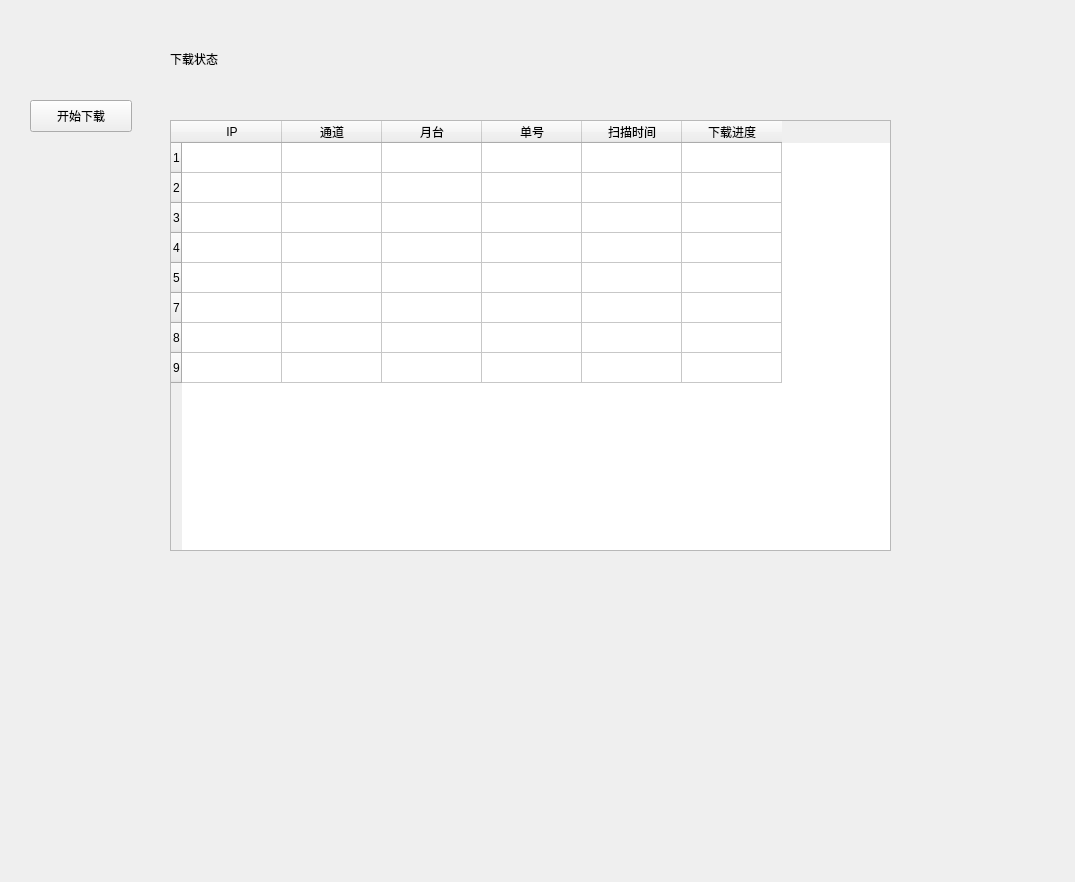
This is app/download_video_widget/UI/DownloadVideo.ui in pick1e-morty/ATOClient as Qt 5 draws it before an edit. The edited form follows.
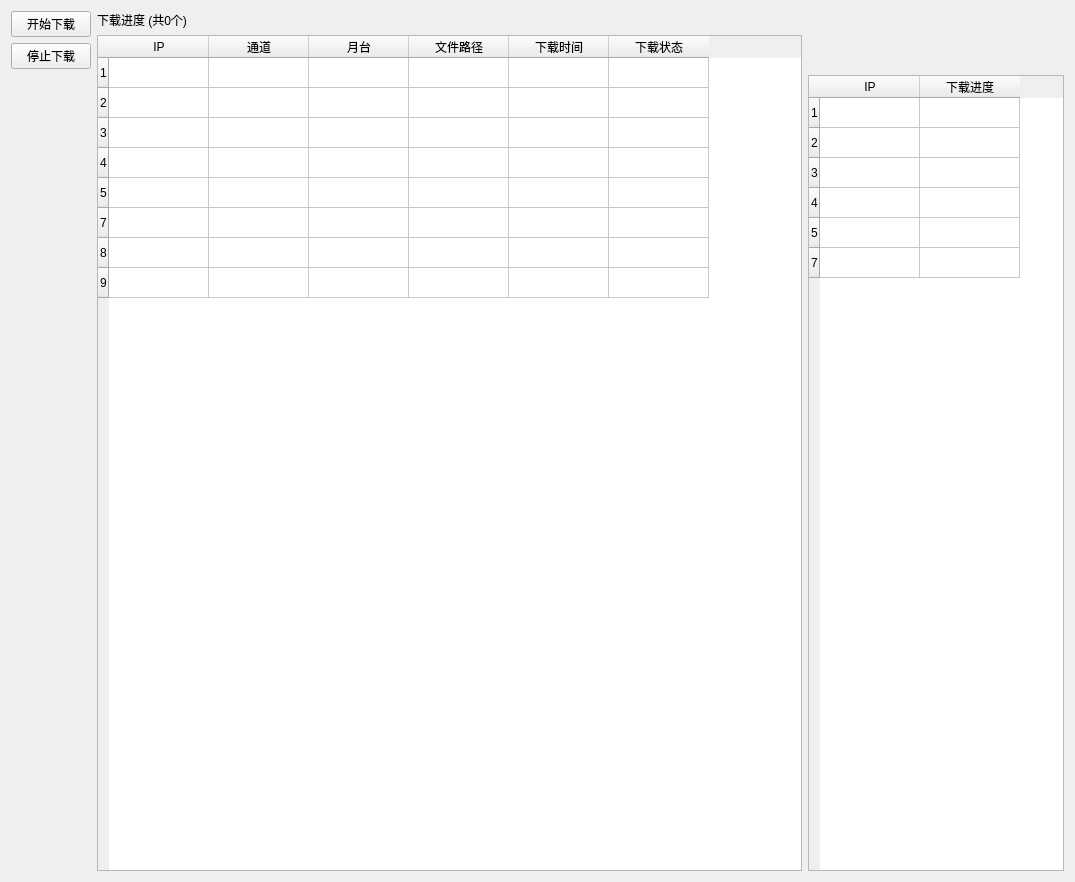
This is the edited form. Custom widgets are drawn as their Qt base class.

Commit message: 显示百分比进度条组件

The edit to the form file:
```diff
--- a/app/download_video_widget/UI/DownloadVideo.ui
+++ b/app/download_video_widget/UI/DownloadVideo.ui
@@ -13,41 +13,75 @@
   <property name="windowTitle">
    <string>Form</string>
   </property>
+  <layout class="QGridLayout" name="gridLayout_2">
+   <item row="0" column="0">
   <widget class="PushButton" name="startDownLoad_PB">
-   <property name="geometry">
-    <rect>
-     <x>30</x>
-     <y>100</y>
-     <width>102</width>
-     <height>32</height>
-    </rect>
-   </property>
    <property name="text">
     <string>开始下载</string>
    </property>
   </widget>
-  <widget class="TitleLabel" name="TitleLabel">
-   <property name="geometry">
-    <rect>
-     <x>170</x>
-     <y>40</y>
-     <width>123</width>
-     <height>37</height>
-    </rect>
-   </property>
+   </item>
+   <item row="2" column="2">
+    <widget class="TableWidget" name="ipCount_TW">
+     <property name="sizePolicy">
+      <sizepolicy hsizetype="Fixed" vsizetype="Expanding">
+       <horstretch>0</horstretch>
+       <verstretch>0</verstretch>
+      </sizepolicy>
+     </property>
+     <row>
    <property name="text">
-    <string>下载状态</string>
-   </property>
-  </widget>
+       <string>1</string>
+      </property>
+     </row>
+     <row>
+      <property name="text">
+       <string>2</string>
+      </property>
+     </row>
+     <row>
+      <property name="text">
+       <string>3</string>
+      </property>
+     </row>
+     <row>
+      <property name="text">
+       <string>4</string>
+      </property>
+     </row>
+     <row>
+      <property name="text">
+       <string>5</string>
+      </property>
+     </row>
+     <row>
+      <property name="text">
+       <string>7</string>
+      </property>
+     </row>
+     <column>
+      <property name="text">
+       <string>IP</string>
+      </property>
+     </column>
+     <column>
+      <property name="text">
+       <string>下载进度</string>
+      </property>
+     </column>
+    </widget>
+   </item>
+   <item row="0" column="1" rowspan="3">
+    <layout class="QGridLayout" name="gridLayout">
+     <item row="0" column="0">
+      <widget class="TitleLabel" name="argsCount_TL">
+       <property name="text">
+        <string>下载进度 (共0个)</string>
+       </property>
+      </widget>
+     </item>
+     <item row="1" column="0">
   <widget class="TableWidget" name="downLoadStatus_TW">
-   <property name="geometry">
-    <rect>
-     <x>170</x>
-     <y>120</y>
-     <width>721</width>
-     <height>431</height>
-    </rect>
-   </property>
    <row>
     <property name="text">
      <string>1</string>
@@ -105,20 +139,31 @@
    </column>
    <column>
     <property name="text">
-     <string>单号</string>
+         <string>文件路径</string>
     </property>
    </column>
    <column>
     <property name="text">
-     <string>扫描时间</string>
+         <string>下载时间</string>
     </property>
    </column>
    <column>
     <property name="text">
-     <string>下载进度</string>
+         <string>下载状态</string>
     </property>
    </column>
   </widget>
+     </item>
+    </layout>
+   </item>
+   <item row="1" column="0">
+    <widget class="PushButton" name="stopDownLoad_PB">
+     <property name="text">
+      <string>停止下载</string>
+     </property>
+    </widget>
+   </item>
+  </layout>
  </widget>
  <customwidgets>
   <customwidget>
```
Lines whose indentation alone changed are shown as unchanged. The commit also changes 6 other files.
